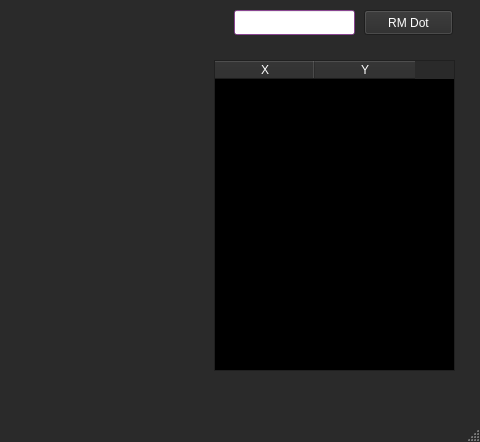
Qt form lab_01/mainwindow.ui (Pricolistok/Computer_graphics) before a commit; both pictures show x 836 to 1316 and y 200 to 642 of the 1316 by 642 pixel window.
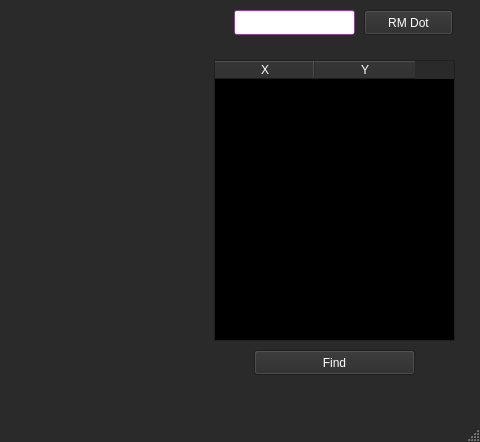
The same form after that commit.

Commit message: add draw pixel

```diff
--- a/lab_01/mainwindow.ui
+++ b/lab_01/mainwindow.ui
@@ -489,7 +489,7 @@
       <x>1050</x>
       <y>260</y>
       <width>241</width>
-      <height>311</height>
+      <height>281</height>
      </rect>
     </property>
     <property name="gridStyle">
@@ -2473,6 +2473,19 @@
      </palette>
     </property>
    </widget>
+   <widget class="QPushButton" name="pushBtnFind">
+    <property name="geometry">
+     <rect>
+      <x>1090</x>
+      <y>550</y>
+      <width>161</width>
+      <height>25</height>
+     </rect>
+    </property>
+    <property name="text">
+     <string>Find</string>
+    </property>
+   </widget>
   </widget>
   <widget class="QMenuBar" name="menubar">
    <property name="geometry">
```
The commit also changes 2 other files.
